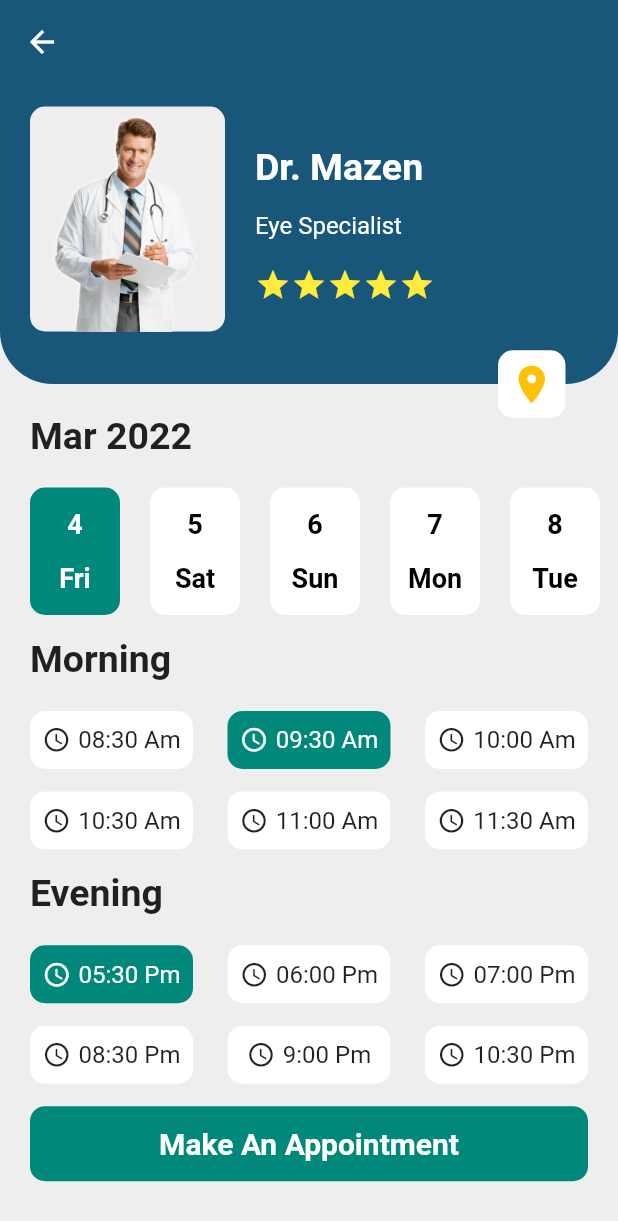
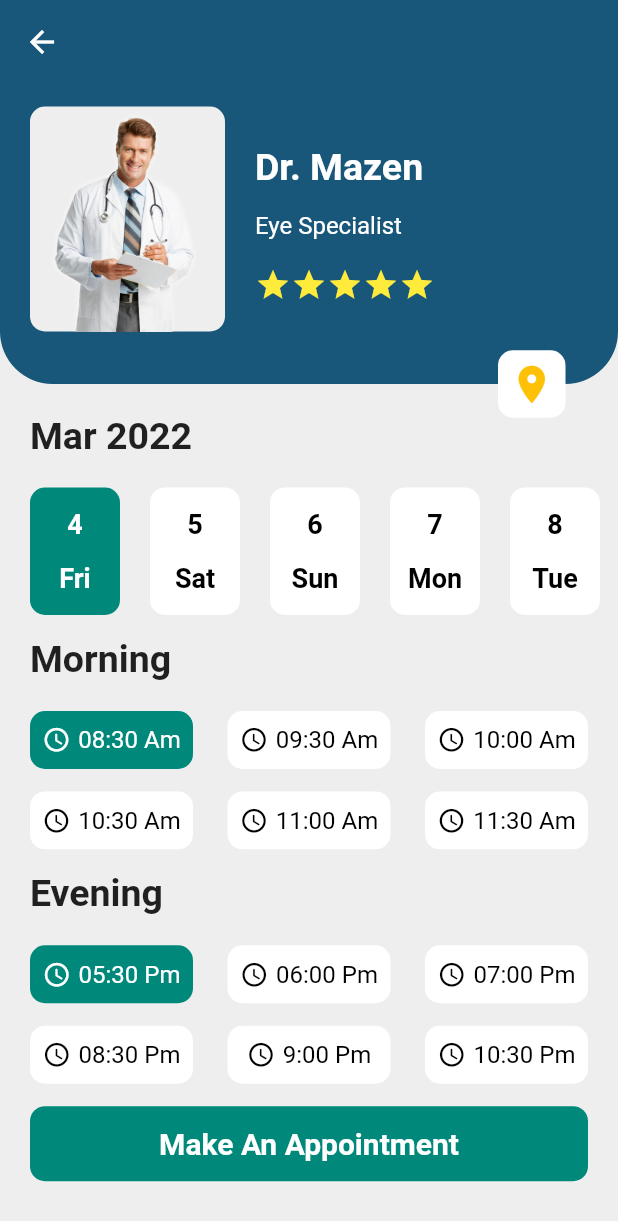
Before and after one commit to Tolbaax/dr_Appointment, a Flutter app: the screen it shows after launch, after a tap on "Dr. Mazen", on a phone screen of 412 x 824 dp. Shown: the top 1221 px of the screen. Run offline on Flutter 3.47's test engine with Material 2 defaults, Android fonts, the phone set to English and light mode, and no system bars.

Commit message:
Dr Appointment App UI

```diff
--- a/lib/Model/DrTimeModel.dart
+++ b/lib/Model/DrTimeModel.dart
@@ -1,30 +1,25 @@
-
-import 'package:flutter/material.dart';
 
 class DrTimeModel{
   String? time;
-  Color? color;
-  Color? textColor;
-  Color? iconColor;
-  DrTimeModel({this.time,this.color,this.textColor,this.iconColor});
+  DrTimeModel({this.time});
 }
 
 List<DrTimeModel> morningTime = [
-  DrTimeModel(time: '08:30 Am',color: Colors.white),
-  DrTimeModel(time: '09:30 Am',color: Colors.teal.shade600,textColor: Colors.white,iconColor: Colors.white),
-  DrTimeModel(time: '10:00 Am',color: Colors.white),
-  DrTimeModel(time: '10:30 Am',color: Colors.white),
-  DrTimeModel(time: '11:00 Am',color: Colors.white),
-  DrTimeModel(time: '11:30 Am',color: Colors.white),
+  DrTimeModel(time: '08:30 Am',),
+  DrTimeModel(time: '09:30 Am',),
+  DrTimeModel(time: '10:00 Am',),
+  DrTimeModel(time: '10:30 Am',),
+  DrTimeModel(time: '11:00 Am',),
+  DrTimeModel(time: '11:30 Am',),
 
 ];
 
 List<DrTimeModel> eveningTime = [
-  DrTimeModel(time: '05:30 Pm',color: Colors.teal.shade600,textColor: Colors.white,iconColor: Colors.white),
-  DrTimeModel(time: '06:00 Pm',color: Colors.white),
-  DrTimeModel(time: '07:00 Pm',color: Colors.white),
-  DrTimeModel(time: '08:30 Pm',color: Colors.white),
-  DrTimeModel(time: '9:00 Pm',color: Colors.white),
-  DrTimeModel(time: '10:30 Pm',color: Colors.white),
+  DrTimeModel(time: '05:30 Pm',),
+  DrTimeModel(time: '06:00 Pm',),
+  DrTimeModel(time: '07:00 Pm',),
+  DrTimeModel(time: '08:30 Pm',),
+  DrTimeModel(time: '9:00 Pm',),
+  DrTimeModel(time: '10:30 Pm',)
 
 ];
--- a/lib/View/Screens/AppScreen.dart
+++ b/lib/View/Screens/AppScreen.dart
@@ -11,7 +11,6 @@ import '../../Model/DataTimeModel.dart';
 class AppScreen extends StatefulWidget {
   const AppScreen({Key? key,this.rate}) : super(key: key);
   final TopRateModel? rate;
-
   @override
   _AppScreenState createState() => _AppScreenState();
 }
@@ -26,8 +25,6 @@ class _AppScreenState extends State<AppScreen> {
 
   int lastDayOfMonth = DateTime(DateTime.now().year,DateTime.now().month + 1,0).day;
 
-  var currentIndex = 0;
-
   List<DataTimeModel> dataTime = [];
 
   void initializeDate() {
@@ -40,7 +37,8 @@ class _AppScreenState extends State<AppScreen> {
   }
 
   int secCurrentDay = 0;
-
+  int secMorningTime = 0;
+  int secEveningTime = 0;
   @override
 
   void initState(){
@@ -55,7 +53,8 @@ class _AppScreenState extends State<AppScreen> {
         backgroundColor:const Color.fromARGB(255, 24, 87, 121),
         elevation: 0.0,
       ),
-      body: Column(
+      body: SingleChildScrollView(
+        child: Column(
           children: [
             Stack(
               alignment: Alignment.topRight,
@@ -187,7 +186,13 @@ class _AppScreenState extends State<AppScreen> {
                   shrinkWrap: true,
                   physics: const NeverScrollableScrollPhysics(),
                   itemBuilder: (context,index){
-              return DrTimeWidget(drTime: morningTime[index],);
+                return GestureDetector(
+                    onTap: (){
+                      setState(() {
+                        secMorningTime = index;
+                      });
+                    },
+                    child: DrTimeWidget(drTime: morningTime[index],secTime: secMorningTime == index,));
                   }),
             ),
             Row(
@@ -210,7 +215,13 @@ class _AppScreenState extends State<AppScreen> {
                   shrinkWrap: true,
                   physics: const NeverScrollableScrollPhysics(),
                   itemBuilder: (context,index){
-                  return DrTimeWidget(drTime: eveningTime[index],);
+                    return GestureDetector(
+                        onTap: (){
+                          setState(() {
+                            secEveningTime = index;
+                          });
+                        },
+                        child: DrTimeWidget(drTime: eveningTime[index], secTime: secEveningTime == index,));
                   }),
             ),
             Container(
@@ -225,6 +236,7 @@ class _AppScreenState extends State<AppScreen> {
             ),
           ],
         ),
+      ),
     );
   }
 }
--- a/lib/View/Widgets/DrTimeWidget.dart
+++ b/lib/View/Widgets/DrTimeWidget.dart
@@ -1,31 +1,27 @@
 
 import 'package:de_appointment/Model/DrTimeModel.dart';
 import 'package:flutter/material.dart';
+class DrTimeWidget extends StatelessWidget {
+  const DrTimeWidget({Key? key,this.drTime, required this.secTime}) : super(key: key);
+  final DrTimeModel? drTime;
+  final bool secTime;
 
-class DrTimeWidget extends StatefulWidget {
-  const DrTimeWidget({Key? key,this.drTime}) : super(key: key);
-  final DrTimeModel? drTime;
-  @override
-  _DrTimeWidgetState createState() => _DrTimeWidgetState();
-}
-
-class _DrTimeWidgetState extends State<DrTimeWidget> {
   @override
   Widget build(BuildContext context) {
-    return Container(
+    return  Container(
     margin:const EdgeInsets.only(left: 20, top: 15),
     decoration: BoxDecoration(
     borderRadius: BorderRadius.circular(10),
-        color: widget.drTime!.color,
+      color: secTime?Colors.teal.shade600:Colors.white,
     ),
     child: Row(
     mainAxisAlignment: MainAxisAlignment.center,
-        children:  [
+    children: [
       Padding(
         padding:const EdgeInsets.only(right: 5),
-            child: Icon(Icons.access_time_rounded,color: widget.drTime!.iconColor,size: 19,),
+    child: Icon(Icons.access_time_rounded,size: 19,color: secTime?Colors.white:Colors.black,),
     ),
-          Text(widget.drTime!.time!,style: TextStyle(color: widget.drTime!.textColor,fontSize: 16),)
+    Text(drTime!.time!,style: TextStyle(fontSize: 16,color: secTime?Colors.white:Colors.black),)
 ],
 ),
 );
--- a/lib/View/Widgets/TopRateWidget.dart
+++ b/lib/View/Widgets/TopRateWidget.dart
@@ -1,10 +1,9 @@
-
 import 'package:de_appointment/Model/TopRateModel.dart';
 import 'package:flutter/material.dart';
 
 class RateWidget extends StatefulWidget {
+  const RateWidget({Key? key, this.topRate}) : super(key: key);
   final TopRateModel? topRate;
-  const RateWidget({this.topRate});
   @override
   _RateWidgetState createState() => _RateWidgetState();
 }
@@ -65,7 +64,7 @@ class _RateWidgetState extends State<RateWidget> {
                             const Icon(
                               Icons.star_purple500_outlined,
                               size: 20,
-                              color: Colors.yellow,
+                              color: Colors.amber,
                             ),
                             Text(widget.topRate!.rate!.toString(),style:const TextStyle(fontSize: 12),),
                             const Padding(
@@ -73,7 +72,7 @@ class _RateWidgetState extends State<RateWidget> {
                               child:  Icon(
                                 Icons.location_on,
                                 size: 20,
-                                color: Colors.yellow,
+                                color: Colors.amber,
                               ),
                             ),
                             Text(widget.topRate!.distance!,style:const TextStyle(fontSize: 12),),
```
Lines whose indentation alone changed are shown as unchanged.
